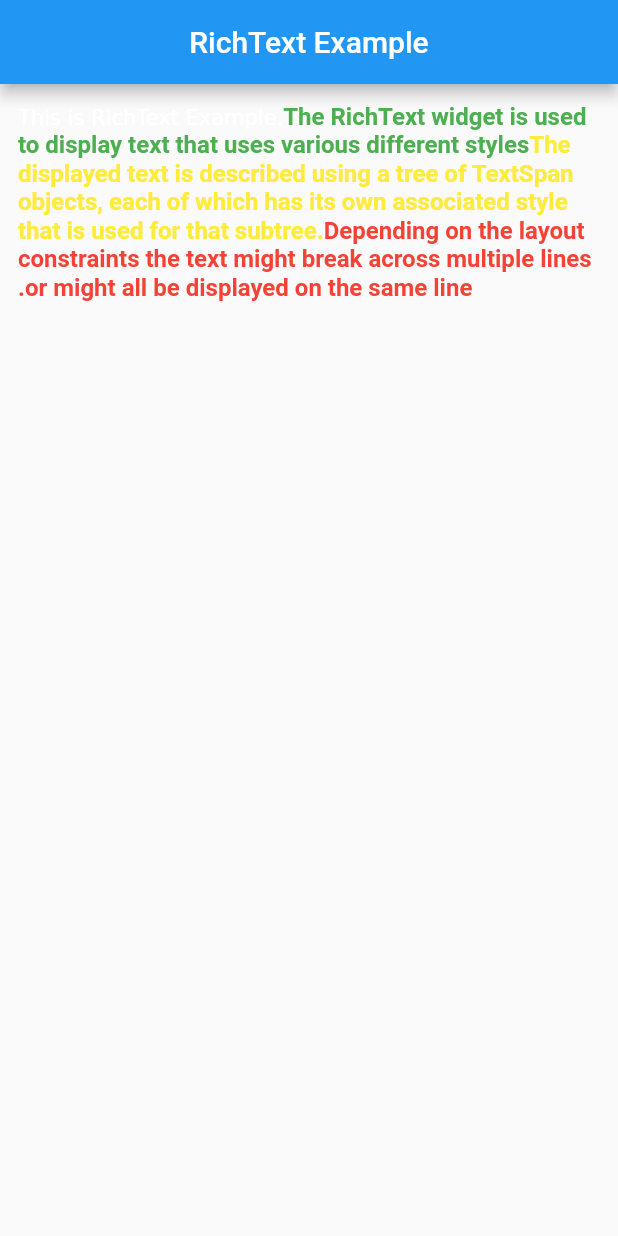
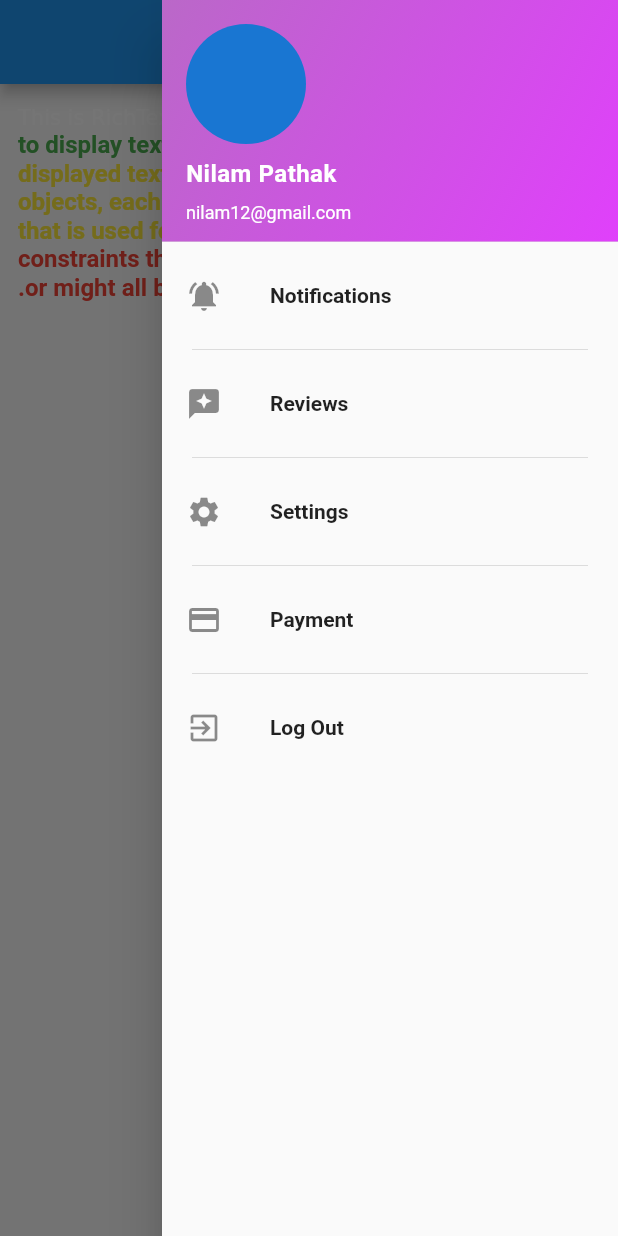
Before and after one commit to NilamPathak578/flutterHopeProjects, a Flutter app: the screen it shows after launch, with the side drawer open (before the commit the screen has no drawer), on a phone screen of 412 x 824 dp. Run offline on Flutter 3.47's test engine with Material 2 defaults, Android fonts, the phone set to English and light mode, and no system bars.

Commit message:
end Drawer Example

```diff
--- a/lib/Views/rich_text.dart
+++ b/lib/Views/rich_text.dart
@@ -1,4 +1,5 @@
 import 'package:flutter/material.dart';
+import 'package:flutterhopeprojects/Widgets/end_drawer.dart';
 
 class RichTextWidget extends StatelessWidget {
   const RichTextWidget({Key? key}) : super(key: key);
@@ -10,6 +11,7 @@ class RichTextWidget extends StatelessWidget {
         title: const Text("RichText Example"),
         centerTitle: true,
       ),
+      endDrawer: endDrawer(context),
       body: Padding(
           padding: const EdgeInsets.all(12.0),
           child: RichText(
--- /dev/null
+++ b/lib/Widgets/end_drawer.dart
@@ -0,0 +1,112 @@
+import 'package:flutter/material.dart';
+
+Widget endDrawer(BuildContext context) {
+  TextStyle textstyle =
+      const TextStyle(fontSize: 14.0, fontWeight: FontWeight.w700);
+  return Drawer(
+    child: ListView(
+      children: [
+        DrawerHeader(
+            decoration: BoxDecoration(
+                gradient: LinearGradient(
+                    begin: Alignment.bottomRight,
+                    end: Alignment.topLeft,
+                    colors: [Colors.purpleAccent, Colors.purple.shade300])),
+            child: Column(
+              crossAxisAlignment: CrossAxisAlignment.start,
+              //mainAxisAlignment: MainAxisAlignment.center,
+              children: const [
+                CircleAvatar(
+                  radius: 40.0,
+                ),
+                SizedBox(
+                  height: 10.0,
+                ),
+                Text(
+                  "Nilam Pathak",
+                  style: TextStyle(
+                      fontSize: 16.0,
+                      fontWeight: FontWeight.bold,
+                      letterSpacing: 0.3,
+                      wordSpacing: 0.2,
+                      color: Colors.white),
+                ),
+                SizedBox(
+                  height: 10.0,
+                ),
+                Text(
+                  "nilam12@gmail.com",
+                  style: TextStyle(
+                      fontSize: 12.0,
+                      fontWeight: FontWeight.w400,
+                      color: Colors.white),
+                )
+              ],
+            )),
+        ListTile(
+            leading: const Icon(Icons.notifications_active),
+            title: Text(
+              "Notifications",
+              style: textstyle,
+            ),
+            onTap: () {
+              Navigator.pop(context);
+            }),
+        const Divider(
+          indent: 20.0,
+          endIndent: 20.0,
+        ),
+        ListTile(
+            leading: const Icon(Icons.reviews),
+            title: Text(
+              "Reviews",
+              style: textstyle,
+            ),
+            onTap: () {
+              Navigator.pop(context);
+            }),
+        const Divider(
+          indent: 20.0,
+          endIndent: 20.0,
+        ),
+        ListTile(
+            leading: const Icon(Icons.settings),
+            title: Text(
+              "Settings",
+              style: textstyle,
+            ),
+            onTap: () {
+              Navigator.pop(context);
+            }),
+        const Divider(
+          indent: 20.0,
+          endIndent: 20.0,
+        ),
+        ListTile(
+            leading: const Icon(Icons.payment),
+            title: Text(
+              "Payment",
+              style: textstyle,
+            ),
+            onTap: () {
+              Navigator.pop(context);
+            }),
+        const Divider(
+          indent: 20.0,
+          endIndent: 20.0,
+        ),
+        ListTile(
+            leading: const Icon(
+              Icons.exit_to_app,
+            ),
+            title: Text(
+              "Log Out",
+              style: textstyle,
+            ),
+            onTap: () {
+              Navigator.pop(context);
+            }),
+      ],
+    ),
+  );
+}
```
